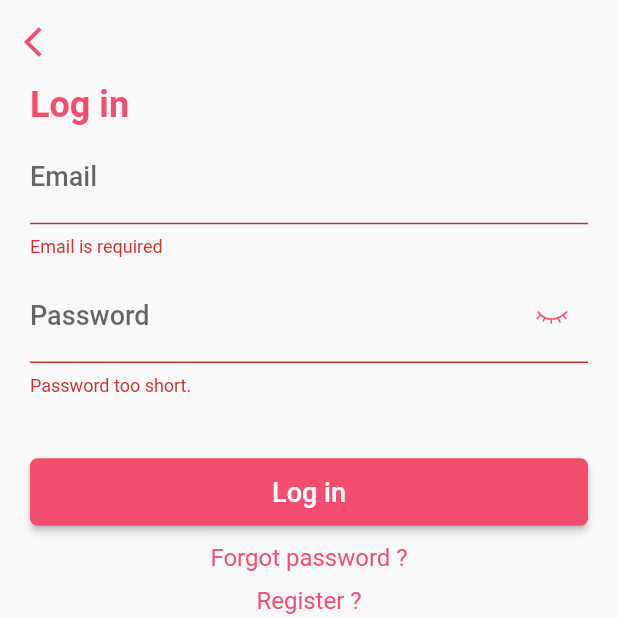
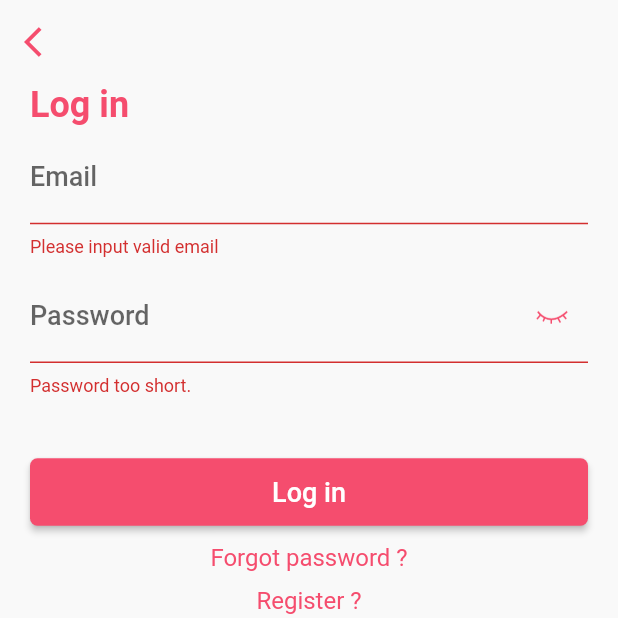
Before and after one commit to waqasaslam6/delivery_management_system, a Flutter app: the Login screen opened by its route, after a tap on "Log in", on a phone screen of 412 x 824 dp, the top half of it. Run offline on Flutter 3.47's test engine with Material 2 defaults, Android fonts, the phone set to English and light mode, and no system bars; our stand-ins replace awesome_dialog, circular_profile_avatar, image_picker, page_transition, progress_dialog, shared_preferences and 1 more; missing offline and left inert: flutter_country_picker, hand_signature; accounts and stored records are empty.

Commit message:
login api implemented

```diff
--- a/lib/account/Login.dart
+++ b/lib/account/Login.dart
@@ -1,8 +1,14 @@
+import 'dart:convert';
+
+import 'package:awesome_dialog/awesome_dialog.dart';
 import 'package:deliverymanagementsystem/account/ForgotPassword.dart';
 import 'package:deliverymanagementsystem/account/Register.dart';
 import 'package:deliverymanagementsystem/pages/MyOrders.dart';
 import 'package:flutter/material.dart';
 import 'package:page_transition/page_transition.dart';
+import 'package:http/http.dart' as http;
+import 'package:progress_dialog/progress_dialog.dart';
+import 'package:shared_preferences/shared_preferences.dart';
 
 class Login extends StatefulWidget {
   @override
@@ -11,42 +17,89 @@ class Login extends StatefulWidget {
 
 class _LoginState extends State<Login> {
 
-  // Initially password is obscure
 
+  ProgressDialog pr;
   bool _obscureText = true;
+  String _password;
+  final String url = "http://bringthings.com/parcel/api/login";
+  var code;
+  var first_name;
+  var last_name;
+  var email_address;
 
-  String _password;
+  var response;
+  void _toggle() {
+    setState(() {
+      _obscureText = !_obscureText;
+    });
+  }
 
-  void validate(email)
-  {
-    final FormState form = _formKey.currentState;
-    if (form.validate()) {
-      var emailid = email;
-      bool emailValid = RegExp(r'^.+@[a-zA-Z]+\.{1}[a-zA-Z]+(\.{0,1}[a-zA-Z]+)$').hasMatch(emailid);
-      print (emailValid);
-      print('Form is valid');
-      if(emailValid)
+  Future<Map<String, dynamic>> doLogin(String email, String password) async {
+    pr.show();
+    if (_formKey.currentState.validate()) {
+      _formKey.currentState.save();
+      print(email);
+      print(password);
+      Map data = {
+          "email":email,
+          "password":password,
+          "device_token":"s",
+          "role":"rider"
+      };
+      //encode Map to JSON
+      var body = json.encode(data);
+      response = await http.post(url,
+          headers: {"Content-Type": "application/json"},
+          body: body
+      );
+      print("${response.body}");
+
+      final Map<String, dynamic> authResponseData = json.decode(response.body);
+      code= authResponseData["code"];
+      try{
+        if(code==200)
         {
+          setValues();
+          pr.hide();
+          print("Login Success");
           Navigator.push(
               context,
               PageTransition(
                   curve: Curves.bounceOut,
-                  type: PageTransitionType.rotate,
+                  type: PageTransitionType.leftToRight,
                   alignment: Alignment.topCenter,
                   child: MyOrders()));
         }
-
+        else{
+           pr.hide();
+          print("Invalid Details");
+          AwesomeDialog(
+            isDense: true,
+            context: context,
+            dialogType: DialogType.NO_HEADER,
+            animType: AnimType.SCALE,
+            title: 'Login Failed',
+            desc: 'Invalid Email / Password combination',
+            btnCancelOnPress: () {},
+            btnOkOnPress: () {},
+          )..show();
+        }
+      }
+      catch(e)
+    {print("There is an error.");}
+    }
+  }
+  void validate(email,password) {
+    final FormState form = _formKey.currentState;
+    if (form.validate()) {
+      print('Form is valid');
+          doLogin(email, password);
 
     } else {
       print('Form is invalid');
     }
   }
-  // Toggles the password show status
-  void _toggle() {
-    setState(() {
-      _obscureText = !_obscureText;
-    });
-  }
+
   TextEditingController email = new TextEditingController();
   TextEditingController password = new TextEditingController();
   @override
@@ -54,8 +107,32 @@ class _LoginState extends State<Login> {
     super.dispose();
   }
   final GlobalKey<FormState> _formKey = GlobalKey<FormState>();
+
+  void setValues() async {
+    SharedPreferences sharedPrefs = await SharedPreferences.getInstance();
+    sharedPrefs.setString("firstName", first_name);
+    sharedPrefs.setString("lastName", last_name);
+    sharedPrefs.setString("email", email_address);
+    print("Values Set Done");
+  }
+
   @override
   Widget build(BuildContext context) {
+    pr = new ProgressDialog(context);
+    pr.style(
+        message: '  Please Wait...',
+        borderRadius: 10.0,
+        backgroundColor: Colors.white,
+        progressWidget: CircularProgressIndicator(),
+        elevation: 1.0,
+        insetAnimCurve: Curves.easeInOut,
+        progress: 0.0,
+        maxProgress: 100.0,
+        progressTextStyle: TextStyle(
+            color: Colors.black, fontSize: 14.0, fontWeight: FontWeight.w400),
+        messageTextStyle: TextStyle(
+            color: Colors.black, fontSize: 18.0, fontWeight: FontWeight.w600)
+    );
     return Scaffold(
       appBar: AppBar(
         backgroundColor: Theme.of(context).canvasColor,
@@ -79,7 +156,7 @@ class _LoginState extends State<Login> {
                 SizedBox(height: 5,),
                 TextFormField(
                   controller: email,
-                  validator: (val) => val.isEmpty ? 'Email is required' : null,
+              validator: (val) => RegExp(r'^.+@[a-zA-Z]+\.{1}[a-zA-Z]+(\.{0,1}[a-zA-Z]+)$').hasMatch(val) ? null : "Please input valid email",
                   decoration: InputDecoration(
                     hintText: "Email",
                     labelText: "Email",
@@ -119,8 +196,7 @@ class _LoginState extends State<Login> {
                   height: 45,
                   onPressed: (){
                     setState(() {
-                      validate(email.text);
-
+                      validate(email.text,password.text);
                     });
                   },
                   color: Theme.of(context).primaryColor,
@@ -172,7 +248,6 @@ class _LoginState extends State<Login> {
                                 type: PageTransitionType.downToUp,
                                 alignment: Alignment.topCenter,
                                 child: Register()));
-
                       },
                       child: Text("Register ?",
                         style: TextStyle(
--- a/lib/main.dart
+++ b/lib/main.dart
@@ -10,9 +10,11 @@ import 'package:flutter/cupertino.dart';
 import 'package:flutter/gestures.dart';
 import 'package:flutter/material.dart';
 import 'package:page_transition/page_transition.dart';
+import 'package:shared_preferences/shared_preferences.dart';
 
 void main()
 {
+  SharedPreferences.setMockInitialValues({});
   runApp(MaterialApp(
     debugShowCheckedModeBanner: false,
     title: "Delivery Management System",
@@ -32,6 +34,5 @@ void main()
       '/forgot':   (BuildContext context)=>ForgotPassword(),
     },
 
-
   ));
 }
--- a/pubspec.yaml
+++ b/pubspec.yaml
@@ -29,6 +29,10 @@ dependencies:
   hand_signature: ^0.6.1+3
   page_transition: "^1.1.5"
   flutter_country_picker: ^0.1.6
+  http: ^0.12.0+4
+  progress_dialog: ^1.2.2
+  awesome_dialog: ^1.1.2
+  shared_preferences: ^0.5.7+3
 
 
 
```
Also changed, not shown: pubspec.lock.
